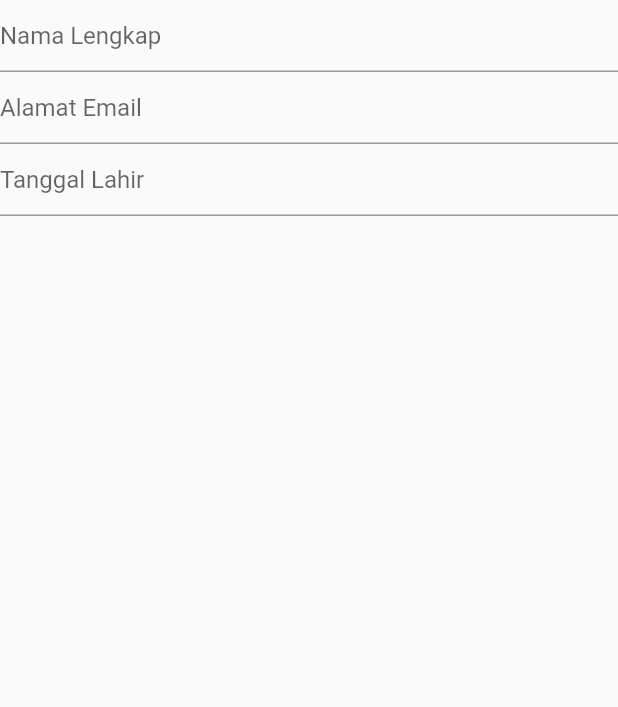
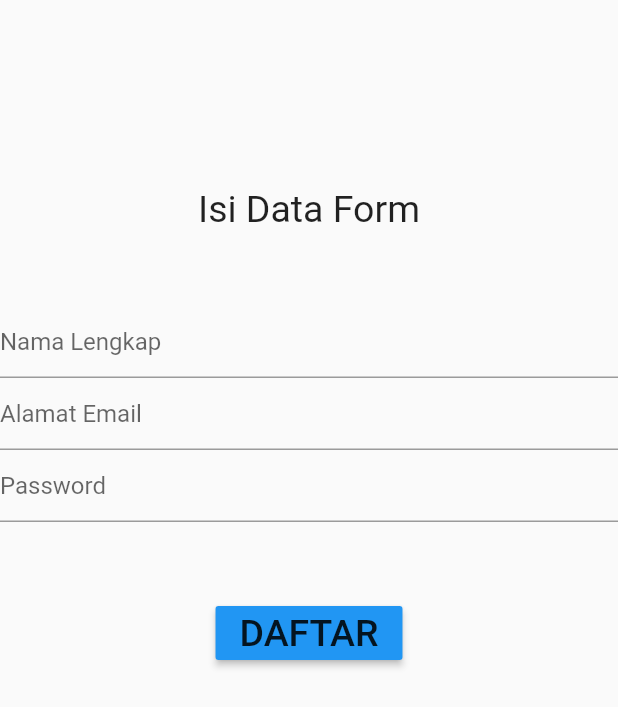
Before and after one commit to Lukhis/loginregister, a Flutter app: the Registrasi screen opened directly, on a phone screen of 412 x 824 dp. Shown: the top 707 px of the screen. Run offline on Flutter 3.47's test engine with Material 2 defaults, Android fonts, the phone set to English and light mode, and no system bars.

```diff
--- a/lib/daftar.dart
+++ b/lib/daftar.dart
@@ -4,9 +4,17 @@ class Registrasi extends StatelessWidget {
   @override
   Widget build(BuildContext context) {
     return new Scaffold(
-        body: Container(
+        body: Center(
             child: Column(
                 children: <Widget>[
+                    SizedBox(height:125.0),
+
+                    Container(
+                      child: Text('Isi Data Form', style: TextStyle(fontSize:25.0))
+                    ),
+
+                    SizedBox(height:50.0),
+
                     TextFormField(
                     decoration: InputDecoration(hintText:"Nama Lengkap"),
                     ),
@@ -16,8 +24,18 @@ class Registrasi extends StatelessWidget {
                     ),
 
                     TextFormField(
-                    decoration: InputDecoration(hintText:"Tanggal Lahir"),
+                    decoration: InputDecoration(hintText:"Password"),
                     ),
+
+                    SizedBox(height:50.0),
+
+                    RaisedButton(
+                      color: Colors.blue,
+                      child: Text('DAFTAR', style: TextStyle(fontSize:25.0)),
+                      onPressed: () {
+                        Navigator.pop (context);
+                      }
+                    )
                 ],
             ),
         ),
--- a/lib/main.dart
+++ b/lib/main.dart
@@ -114,7 +114,9 @@ class _MyHomePageState extends State<MyHomePage> {
               child: RaisedButton(
                 child: Text("Kamu belum terdaftar??!  DAFTAR untuk Registrasi"),
                 onPressed: () {
-                  return Registrasi();
+                  Navigator.push(context, MaterialPageRoute(
+                builder: (context) => Registrasi()
+                  ));
                 },
               ),
             ),
```
